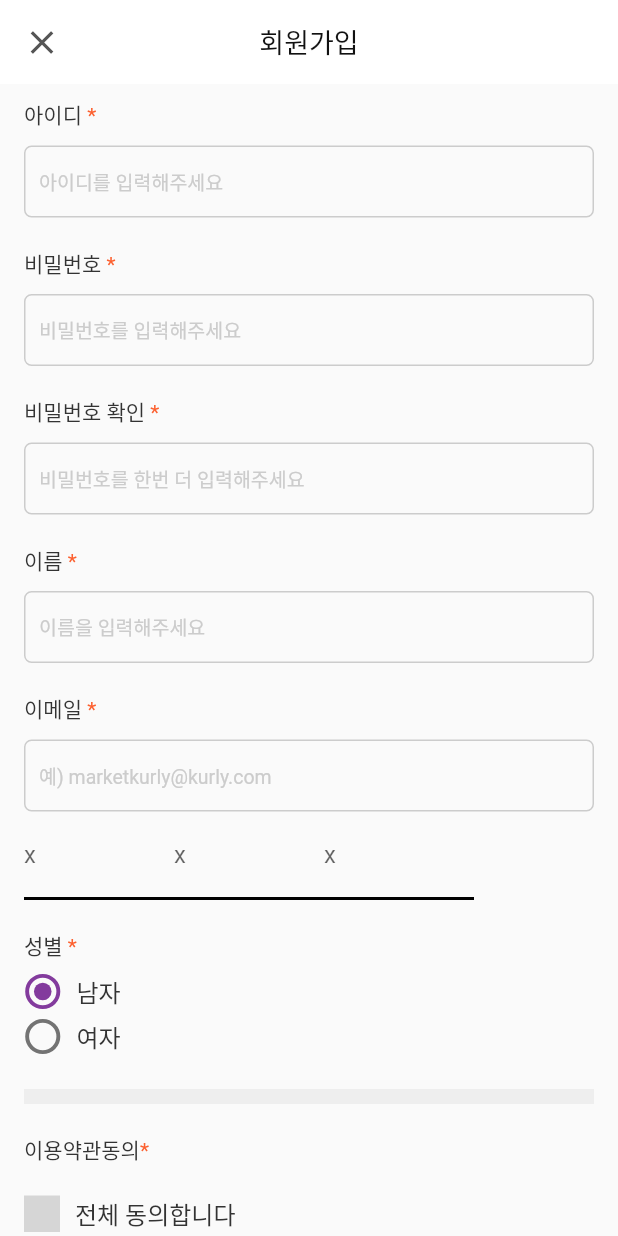
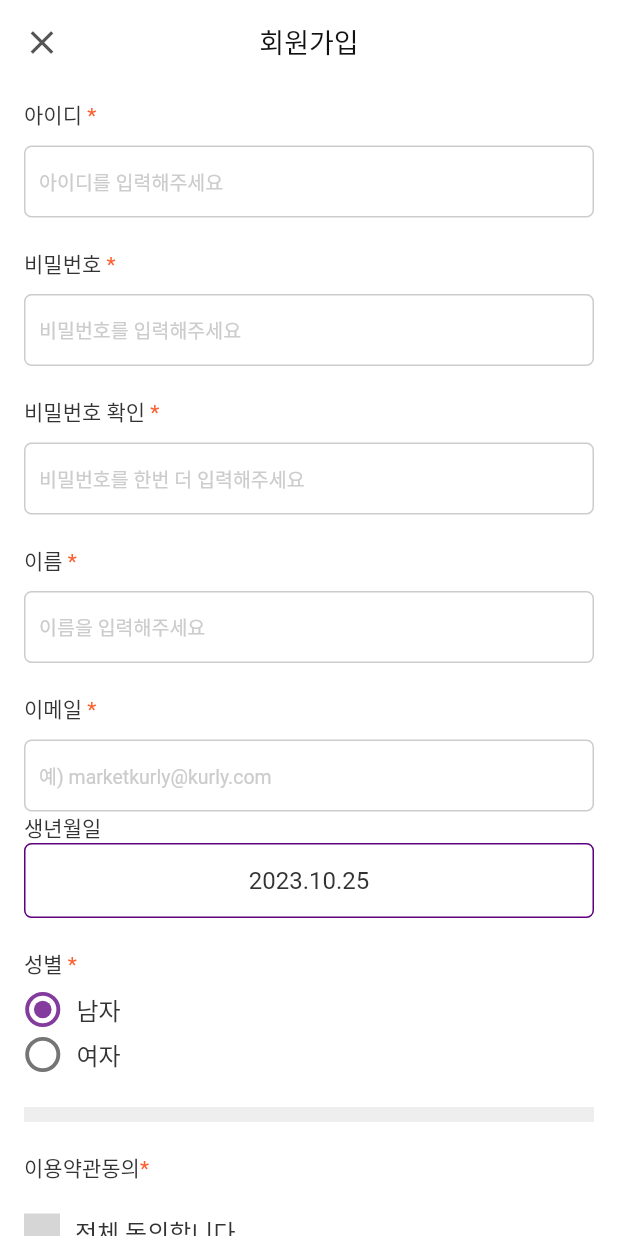
Before and after one commit to erlozl/marketkurly_team, a Flutter app: the JoinPage screen opened by its route, on a phone screen of 412 x 824 dp. Run offline on Flutter 3.47's test engine with Material 2 defaults, Android fonts, the phone set to English and light mode, and no system bars; our stand-ins replace dio, flutter_riverpod, flutter_secure_storage, flutter_svg, logger, validators; missing offline and left inert: flutter_check_box_rounded; accounts and stored records are empty; network calls fail; grey boxes are pictures that could not be loaded.

Commit message:
join 수정중

```diff
--- a/lib/_core/constants/http.dart
+++ b/lib/_core/constants/http.dart
@@ -4,7 +4,7 @@ import 'package:flutter_secure_storage/flutter_secure_storage.dart';
 // http 통신
 final dio = Dio(
   BaseOptions(
-    baseUrl: "http://172.20.10.2:8080", // 내 IP 입력
+    baseUrl: "http://192.168.0.43:8080", // 내 IP 입력
     contentType: "application/json; charset=utf-8",
   ),
 );
--- /dev/null
+++ b/lib/ui/components/date_picker.dart
@@ -0,0 +1,55 @@
+import 'package:flutter/cupertino.dart';
+import 'package:flutter/material.dart';
+import 'package:flutter_blog/_core/constants/color.dart';
+import 'package:flutter_blog/_core/constants/font.dart';
+import 'package:flutter_blog/ui/pages/auth/join_page/widgets/join_rich_text_item.dart';
+
+class DatePicker extends StatefulWidget {
+  const DatePicker({super.key});
+
+  @override
+  State<DatePicker> createState() => _DatePickerState();
+}
+
+class _DatePickerState extends State<DatePicker> {
+  DateTime today = DateTime.now();
+
+  @override
+  Widget build(BuildContext context) {
+    return Column(
+      crossAxisAlignment: CrossAxisAlignment.start,
+      children: [
+        JoinRichTextItem(text: "생년월일"),
+        TextButton(
+          onPressed: () {
+            showCupertinoDialog(
+              context: context,
+              barrierDismissible: true,
+              builder: (context) {
+                return Align(
+                  alignment: Alignment.bottomCenter,
+                  child: Container(
+                    color: basicColorW,
+                    height: 300,
+                    child: CupertinoDatePicker(
+                      mode: CupertinoDatePickerMode.date,
+                      onDateTimeChanged: (DateTime date) {
+                        setState(() {
+                          today = date;
+                        });
+                      },
+                    ),
+                  ),
+                );
+              },
+            );
+          },
+          child: Text(
+            "${today.year}.${today.month}.${today.day}",
+            style: basicText(),
+          ),
+        ),
+      ],
+    );
+  }
+}
--- a/lib/ui/pages/auth/join_page/widgets/join_birth_text_form.dart
+++ b/lib/ui/pages/auth/join_page/widgets/join_birth_text_form.dart
@@ -15,6 +15,7 @@ class JoinBirthTextForm extends StatelessWidget {
       controller: controller,
       decoration: InputDecoration(
         labelText: labelText,
+        floatingLabelBehavior: FloatingLabelBehavior.never,
         // 오른쪽 테두리 스타일을 정의
         enabledBorder: UnderlineInputBorder(
           borderSide: BorderSide(
--- a/lib/ui/pages/auth/join_page/widgets/join_form.dart
+++ b/lib/ui/pages/auth/join_page/widgets/join_form.dart
@@ -7,6 +7,7 @@ import 'package:flutter_blog/data/dto/user_request.dart';
 import 'package:flutter_blog/data/model/pram_store.dart';
 import 'package:flutter_blog/data/store/session_store.dart';
 import 'package:flutter_blog/ui/components/checkbox_item.dart';
+import 'package:flutter_blog/ui/components/date_picker.dart';
 import 'package:flutter_blog/ui/components/radio_button.dart';
 import 'package:flutter_blog/ui/pages/auth/join_page/widgets/join_birth_text_form.dart';
 import 'package:flutter_blog/ui/pages/auth/join_page/widgets/join_rich_text_item.dart';
@@ -73,33 +74,7 @@ class JoinForm extends ConsumerWidget {
             funValidator: validatePassword(),
             controller: _password,
           ),
-          Container(
-            child: Row(
-              children: [
-                Container(
-                  width: 100,
-                  child: JoinBirthTextForm(
-                    labelText: "x",
-                    controller: _password,
-                  ),
-                ),
-                Container(
-                  width: 100,
-                  child: JoinBirthTextForm(
-                    labelText: "x",
-                    controller: _password,
-                  ),
-                ),
-                Container(
-                  width: 100,
-                  child: JoinBirthTextForm(
-                    labelText: "x",
-                    controller: _password,
-                  ),
-                ),
-              ],
-            ),
-          ),
+          DatePicker(),
           const SizedBox(height: mediumGap),
           RadioButton(),
           const SizedBox(height: mediumGap),
--- a/pubspec.yaml
+++ b/pubspec.yaml
@@ -45,8 +45,8 @@ dependencies:
   flutter_native_splash: ^2.3.4
 
 flutter_native_splash:
-  background_image: assets/images/kurly_bg.png
   fullscreen: true
+  image: assets/images/logo_dark.png
   color: '#5E0080'
   android: true
   ios: true
@@ -54,7 +54,7 @@ flutter_native_splash:
 
   android_12:
     color: '#5E0080'
-    background_image: assets/images/kurly_bg.png
+    image: assets/images/logo_dark.png
 
 dev_dependencies:
   flutter_test:
```
Also changed, not shown: lib/_core/constants/theme.dart (+19 -0 lines), assets/images/logo_dark.png, 22 other files.
